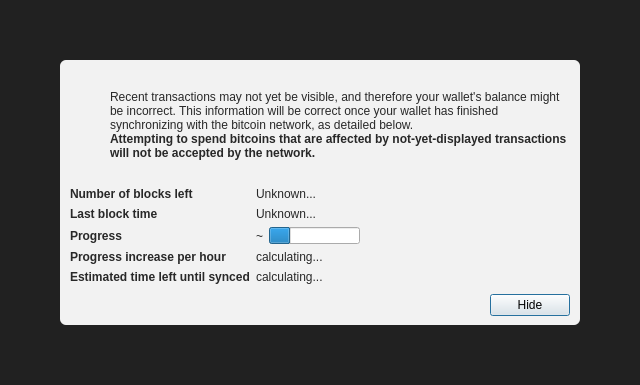
Above: src/qt/forms/modaloverlay.ui from raymaker/deftchain-0.17 before the change. Below: the same form after it.
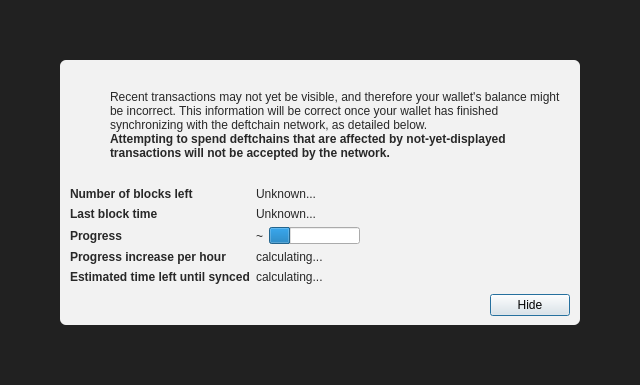
That is the form after the change. Icons and pictures are not drawn. Custom widgets are drawn as their Qt base class.

What changed in the file:
```diff
--- a/src/qt/forms/modaloverlay.ui
+++ b/src/qt/forms/modaloverlay.ui
@@ -130,7 +130,7 @@
              <item>
               <widget class="QLabel" name="infoText">
                <property name="text">
-                <string>Recent transactions may not yet be visible, and therefore your wallet's balance might be incorrect. This information will be correct once your wallet has finished synchronizing with the bitcoin network, as detailed below.</string>
+                <string>Recent transactions may not yet be visible, and therefore your wallet's balance might be incorrect. This information will be correct once your wallet has finished synchronizing with the deftchain network, as detailed below.</string>
                </property>
                <property name="textFormat">
                 <enum>Qt::RichText</enum>
@@ -149,7 +149,7 @@
                 </font>
                </property>
                <property name="text">
-                <string>Attempting to spend bitcoins that are affected by not-yet-displayed transactions will not be accepted by the network.</string>
+                <string>Attempting to spend deftchains that are affected by not-yet-displayed transactions will not be accepted by the network.</string>
                </property>
                <property name="textFormat">
                 <enum>Qt::RichText</enum>
```
